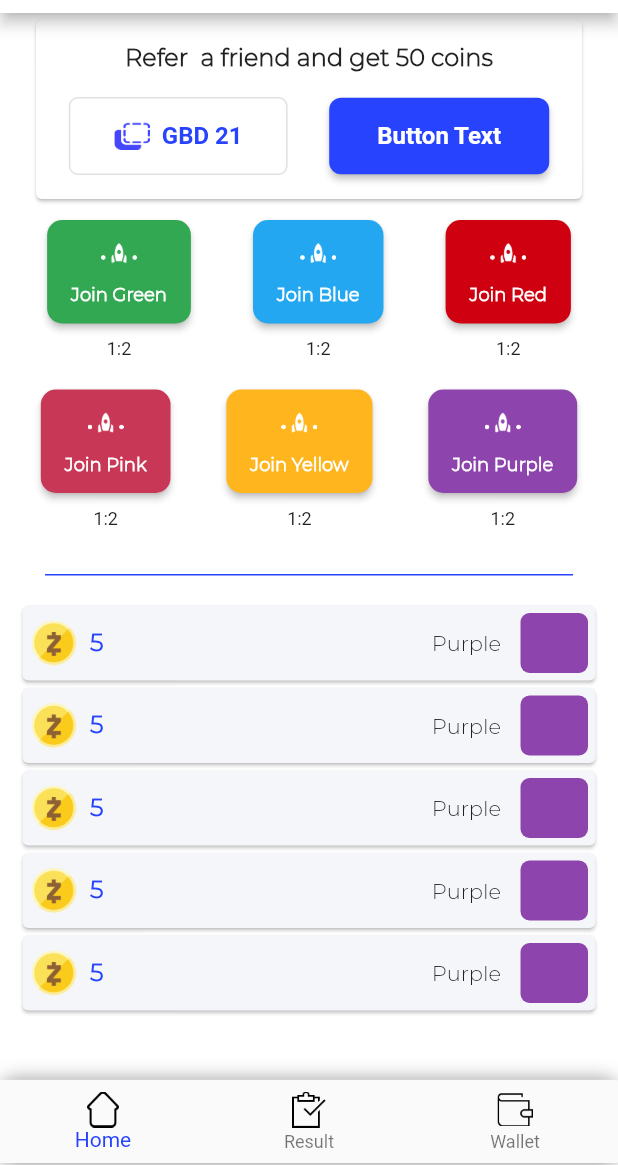
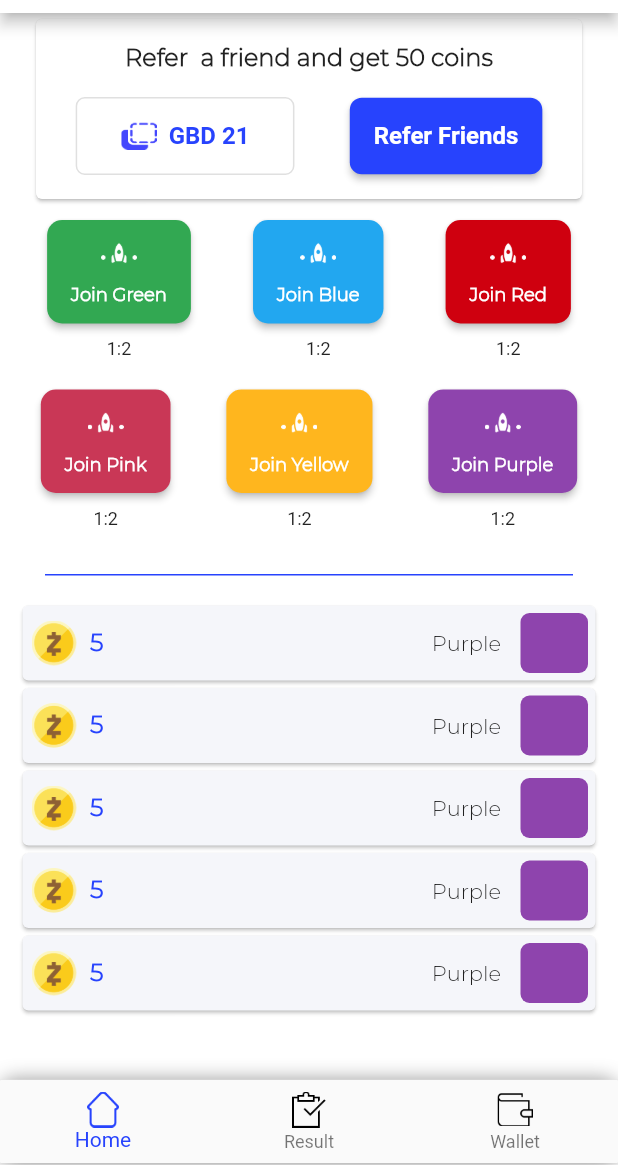
Before and after one commit to jayaprasad356/color_challenge, a Flutter app: the MainScreen screen opened directly, on a phone screen of 412 x 824 dp, the part 71-1236 px from its top. Run offline on Flutter 3.47's test engine with Material 2 defaults, Android fonts, the phone set to English and light mode, and no system bars; our stand-ins replace otp_text_field; missing offline and left inert: upi_india; project files that could hold a hidden picture were left out.

Commit message:
upi integration implementation done and fixed uis

```diff
--- a/lib/homePage.dart
+++ b/lib/homePage.dart
@@ -6,6 +6,7 @@ import 'package:color_challenge/result.dart';
 import 'package:color_challenge/wallet.dart';
 import 'package:flutter/cupertino.dart';
 import 'package:flutter/material.dart';
+import 'package:flutter/services.dart';
 
 import 'Helper/Color.dart';
 
@@ -17,6 +18,7 @@ class HomePage extends StatefulWidget {
 }
 
 class _HomePageState extends State<HomePage> {
+   String referText="GBD 21";
   @override
   Widget build(BuildContext context) {
     return Scaffold(
@@ -44,7 +46,9 @@ class _HomePageState extends State<HomePage> {
                       mainAxisAlignment: MainAxisAlignment.spaceEvenly,
                       children: <Widget>[
                         OutlinedButton(
-                            onPressed: () {},
+                          onPressed: () {
+                            Clipboard.setData(ClipboardData(text: referText));
+                          },
                           style: OutlinedButton.styleFrom(
                             shape: RoundedRectangleBorder(
                               borderRadius: BorderRadius.circular(6.0),
@@ -62,8 +66,8 @@ class _HomePageState extends State<HomePage> {
                                   height: 24.0,
                                 ),
                                 const SizedBox(width: 8.0),
-                                  const Text(
-                                    'GBD 21',
+                                 Text(
+                                 referText,
                                   style: TextStyle(
                                     color: colors.primary,
                                     fontSize: 16.0,
@@ -72,7 +76,9 @@ class _HomePageState extends State<HomePage> {
                                 ),
                               ],
                             ),
-                            )),
+                          ),
+                        ),
+
                         const SizedBox(width: 16.0),
                         MaterialButton(
                           onPressed: () {},
@@ -82,12 +88,12 @@ class _HomePageState extends State<HomePage> {
                                 BorderRadius.all(Radius.circular(8.0)),
                           ),
                           child: Padding(
-                            padding: const EdgeInsets.all(16.0),
+                            padding: const EdgeInsets.only(top:16.0,bottom: 16.0),
                             child: Row(
                               mainAxisSize: MainAxisSize.min,
-                              children: <Widget>[
-                                const Text(
-                                  'Button Text',
+                              children: const <Widget>[
+                                Text(
+                                  'Refer Friends',
                                   style: TextStyle(
                                     color: colors.white,
                                     fontSize: 16.0,
@@ -123,11 +129,7 @@ class _HomePageState extends State<HomePage> {
                               ),
                             ),
                             onPressed: () {
-                              Navigator.push(
-                                context,
-                                MaterialPageRoute(
-                                    builder: (context) => const wallet()),
-                              );
+
                             },
                             child: Column(
                               mainAxisAlignment: MainAxisAlignment.center,
@@ -441,7 +443,8 @@ class _HomePageState extends State<HomePage> {
           ),
         ),
         builder: (context) {
-          return SizedBox(
+          return SingleChildScrollView(
+            child: SizedBox(
               height: 600,
               child: Column(
                   crossAxisAlignment: CrossAxisAlignment.start,
@@ -722,6 +725,7 @@ class _HomePageState extends State<HomePage> {
                       ),
                     )
                   ]),
+            ),
           );
         });
   }
--- a/lib/login/loginMobile.dart
+++ b/lib/login/loginMobile.dart
@@ -1,6 +1,6 @@
 import 'package:color_challenge/login/otpVerfication.dart';
 import 'package:color_challenge/pay.dart';
-import 'package:color_challenge/test.dart';
+import 'package:color_challenge/upiPay.dart';
 import 'package:flutter/cupertino.dart';
 import 'package:flutter/material.dart';
 import 'package:upi_india/upi_india.dart';
--- a/lib/login/mainScreen.dart
+++ b/lib/login/mainScreen.dart
@@ -3,7 +3,7 @@ import 'package:flutter/material.dart';
 
 import '../Helper/Color.dart';
 import '../homePage.dart';
-import '../test.dart';
+import '../upiPay.dart';
 import '../wallet.dart';
 
 class MainScreen extends StatefulWidget {
@@ -87,7 +87,6 @@ class _MainScreenState extends State<MainScreen> {
                     ),
                   ),
                 )
-
               ]
             : [],
       ),
@@ -103,42 +102,44 @@ class _MainScreenState extends State<MainScreen> {
             borderRadius: const BorderRadius.all(Radius.circular(1)),
             child: BottomNavigationBar(
               type: BottomNavigationBarType.fixed,
-              items: const <BottomNavigationBarItem>[
+              items: <BottomNavigationBarItem>[
                 BottomNavigationBarItem(
                   icon: ImageIcon(
-                    AssetImage(
+                    const AssetImage(
                       "assets/images/home.png",
                     ),
-                    color: colors.black,
+                    color: _selctedIndex == 0 ? colors.primary : colors.black,
                   ),
                   label: 'Home',
                   backgroundColor: colors.white,
                 ),
                 BottomNavigationBarItem(
-                    icon: ImageIcon(AssetImage("assets/images/result.png"),
-                        color: colors.black),
+                    icon: ImageIcon(const AssetImage("assets/images/result.png"),
+                        color:
+                            _selctedIndex == 1 ? colors.primary : colors.black),
                     label: 'Result',
                     backgroundColor: colors.white),
                 BottomNavigationBarItem(
-                    icon: ImageIcon(AssetImage("assets/images/Wallet.png"),
-                        color: colors.black),
+                    icon: ImageIcon(const AssetImage("assets/images/Wallet.png"),
+                        color:
+                            _selctedIndex == 2 ? colors.primary : colors.black),
                     label: 'Wallet',
                     backgroundColor: colors.white),
               ],
               currentIndex: _selctedIndex,
               selectedItemColor: colors.primary,
-              selectedIconTheme: const IconThemeData(color: colors.red),
               onTap: _onItemTapped,
             ),
           )),
       body: screens[_selctedIndex],
     );
   }
+
   showTopupBottomSheet() {
     showModalBottomSheet(
         context: context,
         isScrollControlled: true,
-        shape:  const RoundedRectangleBorder(
+        shape: const RoundedRectangleBorder(
           borderRadius: BorderRadius.vertical(
             top: Radius.circular(40.0),
           ),
@@ -146,7 +147,8 @@ class _MainScreenState extends State<MainScreen> {
         builder: (context) {
           return SingleChildScrollView(
             child: Padding(
-              padding:  EdgeInsets.only(bottom: MediaQuery.of(context).viewInsets.bottom),
+              padding: EdgeInsets.only(
+                  bottom: MediaQuery.of(context).viewInsets.bottom),
               child: Container(
                 height: 350,
                 child: Column(
@@ -203,17 +205,17 @@ class _MainScreenState extends State<MainScreen> {
                       ),
                       Container(
                         margin: const EdgeInsets.only(left: 20, right: 20),
-                        child:  Padding(
-                          padding:  const EdgeInsets.all(8.0),
+                        child: Padding(
+                          padding: const EdgeInsets.all(8.0),
                           child: TextField(
                             controller: _payAmountController,
-                            keyboardType:TextInputType.number ,
+                            keyboardType: TextInputType.number,
                             decoration: const InputDecoration(
                                 filled: true,
                                 border: InputBorder.none,
                                 hintText: '5 - 1000'),
-                            style:
-                            const TextStyle(backgroundColor: Colors.transparent),
+                            style: const TextStyle(
+                                backgroundColor: Colors.transparent),
                           ),
                         ),
                       ),
@@ -223,12 +225,12 @@ class _MainScreenState extends State<MainScreen> {
                       MaterialButton(
                         onPressed: () {
                           String amt;
-                          amt=_payAmountController.text;
+                          amt = _payAmountController.text;
                           double doubleValue = double.parse(amt);
                           Navigator.push(
                             context,
                             MaterialPageRoute(
-                                builder: (context) =>  PayPage(doubleValue)),
+                                builder: (context) => PayPage(doubleValue)),
                           );
                         },
                         shape: RoundedRectangleBorder(
@@ -262,5 +264,4 @@ class _MainScreenState extends State<MainScreen> {
           );
         });
   }
-
 }
--- a/lib/result.dart
+++ b/lib/result.dart
@@ -23,7 +23,7 @@ class _ResultState extends State<Result> {
               onTap: () {},
               child: Card(
                 color: colors.white,
-                margin: const EdgeInsets.only(right: 15, left: 15, bottom: 20),
+                margin: const EdgeInsets.only(right: 15, left: 15, bottom: 10,top: 10),
                 child: Column(
                   children: [
                     Padding(
--- a/lib/test.dart
+++ b/lib/upiPay.dart
@@ -1,9 +1,9 @@
 import 'package:flutter/material.dart';
 import 'package:upi_india/upi_india.dart';
 
-
 class PayPage extends StatefulWidget {
   final double amount;
+
   PayPage(this.amount);
 
   @override
@@ -43,12 +43,11 @@ class _PayPageState extends State<PayPage> {
   Future<UpiResponse> initiateTransaction(UpiApp app, double i) async {
     return _upiIndia.startTransaction(
       app: app,
-      receiverUpiId: "gpay-11186293161@okbizaxis",
+      receiverUpiId: "ezeetailtechnologiesprivalimited@icici",
       receiverName: 'name',
       transactionRefId: 'TestingUpiIndiaPlugin',
       transactionNote: 'Not actual. Just an example.',
       amount: i,
-      flexibleAmount: true,
     );
   }
 
```
Also changed, not shown: lib/main.dart (+1 -15 lines), lib/wallet.dart (+14 -9 lines). Lines whose indentation alone changed are shown as unchanged.
